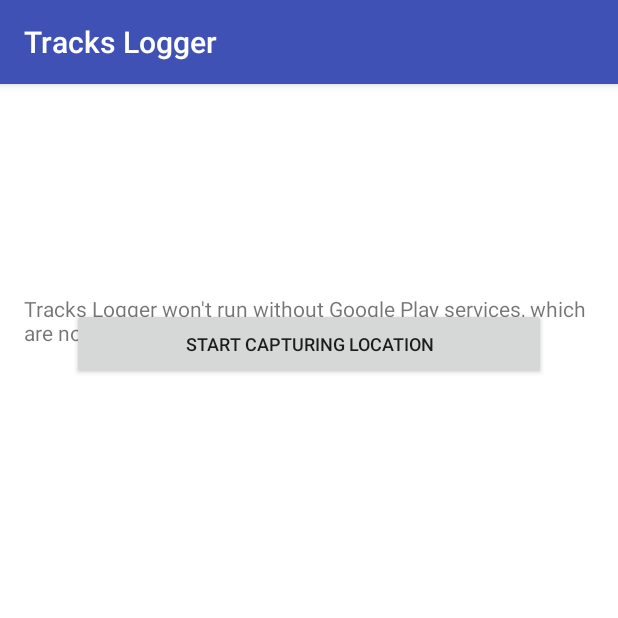
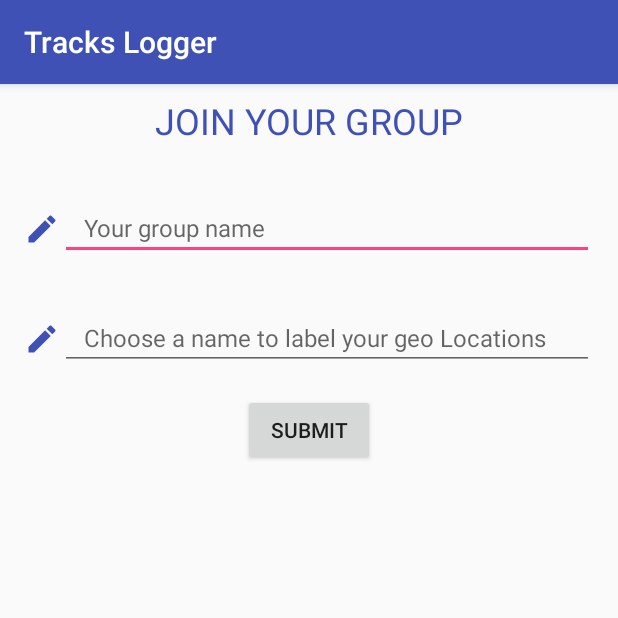
Before and after one commit to BartOns1/TracksLogger2, an Android app: the screen it shows after launch (MainActivity before the commit, RegisterActivity after it), on a phone screen of 412 x 824 dp, the top half of it. Run offline under Robolectric (Android 15) with nearby library versions, the phone set to English and light mode, and no system bars; our stand-ins replace Volley; 1 statement that could not run was skipped.

Commit message:
final for courses

```diff
--- a/app/build.gradle
+++ b/app/build.gradle
@@ -21,6 +21,7 @@ android {
 
 dependencies {
     compile fileTree(dir: 'libs', include: ['*.jar'])
+    compile 'com.android.support.constraint:constraint-layout:1.0.2'
     androidTestCompile('com.android.support.test.espresso:espresso-core:2.2.2', {
         exclude group: 'com.android.support', module: 'support-annotations'
     })
--- a/app/src/main/java/bbsource/trackslogger/AppController.java
+++ b/app/src/main/java/bbsource/trackslogger/AppController.java
@@ -84,6 +84,10 @@ public class AppController extends Application{
         }
     }
 
+    public void setParticipants(List<Participant> participants) {
+        this.participants = participants;
+    }
+
     public List<Participant> getParticipants() {
         return participants;
     }
--- /dev/null
+++ b/app/src/main/java/bbsource/trackslogger/RegisterActivity.java
@@ -0,0 +1,132 @@
+package bbsource.trackslogger;
+
+import android.content.Intent;
+import android.support.v7.app.AppCompatActivity;
+import android.os.Bundle;
+import android.util.Log;
+import android.view.View;
+import android.widget.Button;
+import android.widget.EditText;
+
+import com.android.volley.Request;
+import com.android.volley.Response;
+import com.android.volley.VolleyError;
+import com.android.volley.VolleyLog;
+import com.android.volley.toolbox.JsonArrayRequest;
+import com.android.volley.toolbox.JsonObjectRequest;
+
+import org.json.JSONArray;
+import org.json.JSONException;
+import org.json.JSONObject;
+
+import java.util.ArrayList;
+import java.util.List;
+
+import bbsource.trackslogger.domain.Coordinate;
+import bbsource.trackslogger.domain.Participant;
+
+
+public class RegisterActivity extends AppCompatActivity {
+
+    String sensingGroupName = null;
+    int sensingId = -1;
+    public static final int NAMES_PROVIDED = 11;
+    EditText groupName;
+    EditText participantName;
+    Button submit;
+
+    @Override
+    protected void onCreate(Bundle savedInstanceState) {
+        super.onCreate(savedInstanceState);
+        setContentView(R.layout.activity_register);
+
+        groupName = (EditText) findViewById(R.id.groupName);
+        participantName = (EditText) findViewById(R.id.trackName);
+        submit = (Button) findViewById(R.id.submit);
+
+        submit.setOnClickListener(new View.OnClickListener() {
+            @Override
+            public void onClick(View v) {
+
+
+
+
+                if (groupName.getText().toString().trim().isEmpty()||participantName.getText().toString().trim().isEmpty()) {
+                    // set toast
+                } else {
+
+                    Log.i("status", "tot hier gekomen");
+
+
+                    JsonObjectRequest request = new JsonObjectRequest(Request.Method.GET,
+                            "http://172.30.68.13:8080/api/group/" + groupName.getText().toString().trim(), null, new Response.Listener<JSONObject>() {
+                        //IP van de vdab veranderen in 102.0.2... of zoiets  http://172.30.68.18:8080/api/group/Knights%20saying%20NI/participants
+                        @Override
+                        public void onResponse(JSONObject response) {
+                            Log.d("Response check registration", response.toString());
+                            String info;
+                            try {
+                                //
+                                sensingGroupName = response.getString("groupName");
+                                sensingId = response.getInt("id");
+                                Log.i("sensing Group", "Groupname: " + sensingGroupName + " groupID: " + sensingId);
+                                if (sensingId != -1){ RegisterActivity.this.finish();}
+
+                            } catch (JSONException e) {
+                                System.out.println("--------------------------------------");
+                                e.printStackTrace();
+                            }
+                        }
+                    }, new Response.ErrorListener() {
+                        @Override
+                        public void onErrorResponse(VolleyError error) {
+                            VolleyLog.d("response", "Error:" + error.getMessage());
+                            System.out.println("///////////////////////////////");
+                        }
+                    });
+                    AppController.getInstance().addToRequestQueue(request);}
+            }
+        });
+
+    }
+
+    @Override
+    public void finish() {
+        Intent data = new Intent();
+        data.putExtra("groupName", sensingGroupName);
+        data.putExtra("participantName", participantName.getText().toString().trim());
+        setResult(NAMES_PROVIDED, data);
+
+
+
+        Participant participant = new Participant(participantName.getText().toString().trim(), sensingGroupName);
+
+        JsonObjectRequest putrequest = new JsonObjectRequest(Request.Method.POST,
+                "http://172.30.68.13:8080/api/group/participant", participant.toJSON(), new Response.Listener<JSONObject>()
+
+        {
+            //IP van de vdab veranderen in 102.0.2... of zoiets  http://172.30.68.18:8080/api/group/Knights%20saying%20NI/participants
+
+            @Override
+            public void onResponse(JSONObject response) {
+                Log.d("Response participant created", response.toString());
+
+            }
+        }, new Response.ErrorListener() {
+            @Override
+            public void onErrorResponse(VolleyError error) {
+                VolleyLog.d("response", "Error:" + error.getMessage());
+                System.out.println("/////no new participant created//////////////////////////");
+            }
+        });
+
+        AppController.getInstance().addToRequestQueue(putrequest);
+
+
+        super.finish();
+
+    }
+
+    ;
+
+}
--- /dev/null
+++ b/app/src/main/res/drawable/ic_edit_black_24dp.xml
@@ -0,0 +1,9 @@
+<vector xmlns:android="http://schemas.android.com/apk/res/android"
+        android:width="24dp"
+        android:height="24dp"
+        android:viewportWidth="24.0"
+        android:viewportHeight="24.0">
+    <path
+        android:fillColor="#FF000000"
+        android:pathData="M3,17.25V21h3.75L17.81,9.94l-3.75,-3.75L3,17.25zM20.71,7.04c0.39,-0.39 0.39,-1.02 0,-1.41l-2.34,-2.34c-0.39,-0.39 -1.02,-0.39 -1.41,0l-1.83,1.83 3.75,3.75 1.83,-1.83z"/>
+</vector>
--- /dev/null
+++ b/app/src/main/res/layout/activity_register.xml
@@ -0,0 +1,77 @@
+<?xml version="1.0" encoding="utf-8"?>
+
+    <LinearLayout xmlns:android="http://schemas.android.com/apk/res/android"
+        android:orientation="vertical" android:layout_width="match_parent"
+        android:layout_height="match_parent"
+        xmlns:tools="http://schemas.android.com/tools"
+        tools:context="bbsource.trackslogger.RegisterActivity">
+
+
+    <TextView
+        android:layout_width="match_parent"
+        android:layout_height="60dp"
+        android:id="@+id/title"
+        android:text="@string/join_your_group"
+        android:textColor="@color/colorPrimary"
+        android:textSize="24dp"
+        android:textAlignment="center"
+        android:padding="8dp"
+        />
+
+
+    <LinearLayout
+        android:layout_width="match_parent"
+        android:layout_height="wrap_content"
+        android:orientation="horizontal"
+        android:padding="16dp">
+        <ImageView
+            android:layout_width="wrap_content"
+            android:layout_height="wrap_content"
+            android:src="@drawable/ic_edit_black_24dp"
+            android:layout_gravity="center"
+            android:tint="@color/colorPrimary"
+            />
+
+        <EditText
+            android:id="@+id/groupName"
+            android:layout_width="match_parent"
+            android:layout_height="41dp"
+            android:paddingLeft="16dp"
+            android:hint="@string/enter_groupName_request"
+            android:textSize="16dp"
+            />
+    </LinearLayout>
+
+    <LinearLayout
+        android:layout_width="match_parent"
+        android:layout_height="wrap_content"
+        android:orientation="horizontal"
+        android:padding="16dp"
+        android:layout_below="@id/groupName">
+
+        <ImageView
+            android:layout_width="wrap_content"
+            android:layout_height="wrap_content"
+            android:src="@drawable/ic_edit_black_24dp"
+            android:layout_gravity="center"
+            android:tint="@color/colorPrimary"
+            />
+
+        <EditText
+            android:id="@+id/trackName"
+            android:layout_width="match_parent"
+            android:layout_height="41dp"
+            android:paddingLeft="16dp"
+            android:hint="@string/enter_trackName_request"
+            android:textSize="16dp"/>
+    </LinearLayout>
+
+    <Button
+        android:id="@+id/submit"
+        android:layout_width="wrap_content"
+        android:layout_height="wrap_content"
+        android:text="@string/submit"
+        android:layout_gravity="center_horizontal"
+        />
+
+    </LinearLayout>
--- a/app/src/main/res/values/strings.xml
+++ b/app/src/main/res/values/strings.xml
@@ -6,4 +6,8 @@
     <string name="google_map_key">AIzaSyBvqVBvWAak2PLh0YEEwWHx780LEXX72kk</string>
     <string name="register_label">Test</string>
     <string name="quit">Quit</string>
+    <string name="enter_groupName_request">Your group name</string>
+    <string name="enter_trackName_request">Choose a name to label your geo Locations</string>
+    <string name="join_your_group">JOIN YOUR GROUP</string>
+    <string name="submit">Submit</string>
 </resources>
--- a/build.gradle
+++ b/build.gradle
@@ -5,7 +5,7 @@ buildscript {
         jcenter()
     }
     dependencies {
-        classpath 'com.android.tools.build:gradle:2.3.3'
+        classpath 'com.android.tools.build:gradle:3.0.0'
 
         // NOTE: Do not place your application dependencies here; they belong
         // in the individual module build.gradle files
```
Also changed, not shown: app/src/main/AndroidManifest.xml (+24 -18 lines), app/src/main/java/bbsource/trackslogger/BackgroundReceiverService.java (+16 -7 lines), app/src/main/java/bbsource/trackslogger/BackgroundTransmitterService.java (added, +152 -0 lines), app/src/main/java/bbsource/trackslogger/DataReceiveParser.java (+15 -4 lines), app/src/main/java/bbsource/trackslogger/DataTransmitParser.java (added, +88 -0 lines), app/src/main/java/bbsource/trackslogger/domain/Coordinate.java (+19 -0 lines), app/src/main/java/bbsource/trackslogger/domain/Group.java (+15 -0 lines), app/src/main/java/bbsource/trackslogger/domain/Participant.java (+37 -2 lines), gradle/wrapper/gradle-wrapper.properties.
